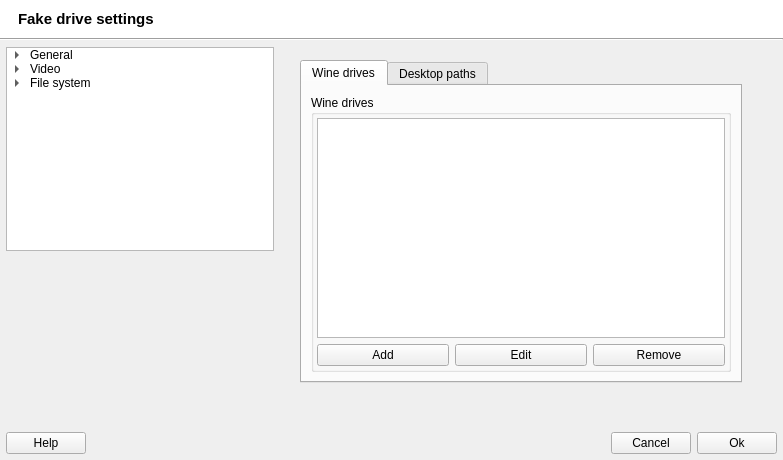
First picture: the form in src/q4wine-gui/uis/FakeDriveSettings.ui, repository brezerk/q4wine, before the edit.
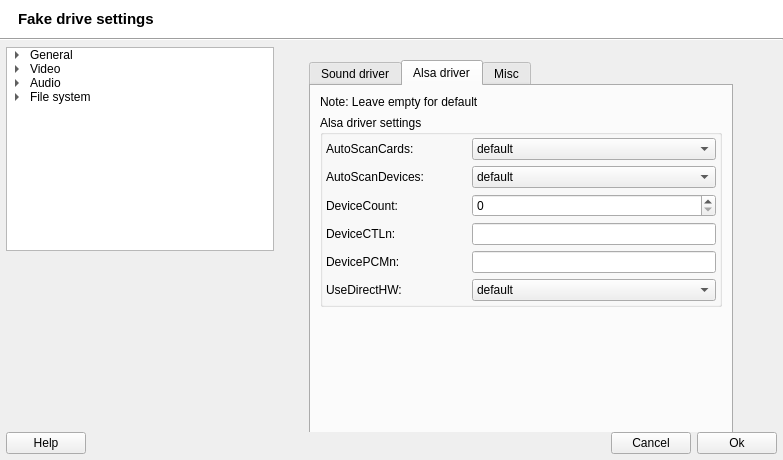
Second picture: the form after the edit. The open tabs and pages were chosen to show the change.

Commit message: Added: added a lot of registry keys for fake drive configuration dialog;

What changed in the file:
```diff
--- a/src/q4wine-gui/uis/FakeDriveSettings.ui
+++ b/src/q4wine-gui/uis/FakeDriveSettings.ui
@@ -299,6 +299,26 @@
            </property>
           </item>
          </item>
+         <item>
+          <property name="text">
+           <string>Audio</string>
+          </property>
+          <item>
+           <property name="text">
+            <string>Sound driver</string>
+           </property>
+          </item>
+          <item>
+           <property name="text">
+            <string>Alsa driver</string>
+           </property>
+          </item>
+          <item>
+           <property name="text">
+            <string>Misc</string>
+           </property>
+          </item>
+         </item>
          <item>
           <property name="text">
            <string>File system</string>
@@ -323,8 +343,8 @@
        <rect>
         <x>300</x>
         <y>10</y>
-        <width>451</width>
-        <height>341</height>
+        <width>442</width>
+        <height>429</height>
        </rect>
       </property>
       <property name="currentIndex">
@@ -1862,6 +1882,512 @@
         </item>
        </layout>
       </widget>
+      <widget class="QWidget" name="pageAudio">
+       <layout class="QVBoxLayout" name="verticalLayout_36">
+        <item>
+         <widget class="QTabWidget" name="tabwAudio">
+          <property name="currentIndex">
+           <number>2</number>
+          </property>
+          <widget class="QWidget" name="tab_11">
+           <attribute name="title">
+            <string>Sound driver</string>
+           </attribute>
+           <layout class="QVBoxLayout" name="verticalLayout_25">
+            <item>
+             <widget class="QLabel" name="label_71">
+              <property name="text">
+               <string>Note: Q4Wine do not check is selected driver avalible for current wine build or not. Use this option with care.</string>
+              </property>
+              <property name="wordWrap">
+               <bool>true</bool>
+              </property>
+             </widget>
+            </item>
+            <item>
+             <widget class="QGroupBox" name="groupBox_25">
+              <property name="autoFillBackground">
+               <bool>false</bool>
+              </property>
+              <property name="title">
+               <string>Current sound driver</string>
+              </property>
+              <layout class="QVBoxLayout" name="verticalLayout_27">
+               <property name="margin">
+                <number>3</number>
+               </property>
+               <item>
+                <widget class="QWidget" name="widget_76" native="true">
+                 <layout class="QHBoxLayout" name="_83">
+                  <property name="margin">
+                   <number>0</number>
+                  </property>
+                  <item>
+                   <widget class="QLabel" name="label_88">
+                    <property name="minimumSize">
+                     <size>
+                      <width>140</width>
+                      <height>0</height>
+                     </size>
+                    </property>
+                    <property name="maximumSize">
+                     <size>
+                      <width>140</width>
+                      <height>16777215</height>
+                     </size>
+                    </property>
+                    <property name="text">
+                     <string>Driver:</string>
+                    </property>
+                   </widget>
+                  </item>
+                  <item>
+                   <widget class="QComboBox" name="comboFakeSound_Driver">
+                    <item>
+                     <property name="text">
+                      <string notr="true">default</string>
+                     </property>
+                    </item>
+                    <item>
+                     <property name="text">
+                      <string>alsa</string>
+                     </property>
+                    </item>
+                    <item>
+                     <property name="text">
+                      <string>audioio</string>
+                     </property>
+                    </item>
+                    <item>
+                     <property name="text">
+                      <string>coreaudio</string>
+                     </property>
+                    </item>
+                    <item>
+                     <property name="text">
+                      <string>esd</string>
+                     </property>
+                    </item>
+                    <item>
+                     <property name="text">
+                      <string>jack</string>
+                     </property>
+                    </item>
+                    <item>
+                     <property name="text">
+                      <string>nas</string>
+                     </property>
+                    </item>
+                    <item>
+                     <property name="text">
+                      <string>oss</string>
+                     </property>
+                    </item>
+                    <item>
+                     <property name="text">
+                      <string>disabled</string>
+                     </property>
+                    </item>
+                   </widget>
+                  </item>
+                 </layout>
+                </widget>
+               </item>
+              </layout>
+             </widget>
+            </item>
+            <item>
+             <spacer name="verticalSpacer_8">
+              <property name="orientation">
+               <enum>Qt::Vertical</enum>
+              </property>
+              <property name="sizeHint" stdset="0">
+               <size>
+                <width>20</width>
+                <height>40</height>
+               </size>
+              </property>
+             </spacer>
+            </item>
+           </layout>
+          </widget>
+          <widget class="QWidget" name="tab_12">
+           <attribute name="title">
+            <string>Alsa driver</string>
+           </attribute>
+           <layout class="QVBoxLayout" name="verticalLayout_28">
+            <item>
+             <widget class="QLabel" name="label_56">
+              <property name="text">
+               <string>Note: Leave empty for default</string>
+              </property>
+              <property name="wordWrap">
+               <bool>true</bool>
+              </property>
+             </widget>
+            </item>
+            <item>
+             <widget class="QGroupBox" name="groupBox_15">
+              <property name="autoFillBackground">
+               <bool>false</bool>
+              </property>
+              <property name="title">
+               <string>Alsa driver settings</string>
+              </property>
+              <layout class="QVBoxLayout" name="verticalLayout_29">
+               <property name="margin">
+                <number>3</number>
+               </property>
+               <item>
+                <widget class="QWidget" name="widget_52" native="true">
+                 <layout class="QHBoxLayout" name="_57">
+                  <property name="margin">
+                   <number>0</number>
+                  </property>
+                  <item>
+                   <widget class="QLabel" name="label_57">
+                    <property name="minimumSize">
+                     <size>
+                      <width>140</width>
+                      <height>0</height>
+                     </size>
+                    </property>
+                    <property name="maximumSize">
+                     <size>
+                      <width>140</width>
+                      <height>16777215</height>
+                     </size>
+                    </property>
+                    <property name="text">
+                     <string>AutoScanCards:</string>
+                    </property>
+                   </widget>
+                  </item>
+                  <item>
+                   <widget class="QComboBox" name="comboFakeAlsa_asCards">
+                    <item>
+                     <property name="text">
+                      <string notr="true">default</string>
+                     </property>
+                    </item>
+                    <item>
+                     <property name="text">
+                      <string>Y</string>
+                     </property>
+                    </item>
+                    <item>
+                     <property name="text">
+                      <string>N</string>
+                     </property>
+                    </item>
+                   </widget>
+                  </item>
+                 </layout>
+                </widget>
+               </item>
+               <item>
+                <widget class="QWidget" name="widget_53" native="true">
+                 <layout class="QHBoxLayout" name="_58">
+                  <property name="margin">
+                   <number>0</number>
+                  </property>
+                  <item>
+                   <widget class="QLabel" name="label_58">
+                    <property name="minimumSize">
+                     <size>
+                      <width>140</width>
+                      <height>0</height>
+                     </size>
+                    </property>
+                    <property name="maximumSize">
+                     <size>
+                      <width>140</width>
+                      <height>16777215</height>
+                     </size>
+                    </property>
+                    <property name="text">
+                     <string>AutoScanDevices:</string>
+                    </property>
+                   </widget>
+                  </item>
+                  <item>
+                   <widget class="QComboBox" name="comboFakeAlsa_asDevices">
+                    <item>
+                     <property name="text">
+                      <string notr="true">default</string>
+                     </property>
+                    </item>
+                    <item>
+                     <property name="text">
+                      <string>Y</string>
+                     </property>
+                    </item>
+                    <item>
+                     <property name="text">
+                      <string>N</string>
+                     </property>
+                    </item>
+                   </widget>
+                  </item>
+                 </layout>
+                </widget>
+               </item>
+               <item>
+                <widget class="QWidget" name="widget_59" native="true">
+                 <layout class="QHBoxLayout" name="_59">
+                  <property name="margin">
+                   <number>0</number>
+                  </property>
+                  <item>
+                   <widget class="QLabel" name="label_66">
+                    <property name="minimumSize">
+                     <size>
+                      <width>140</width>
+                      <height>0</height>
+                     </size>
+                    </property>
+                    <property name="maximumSize">
+                     <size>
+                      <width>140</width>
+                      <height>16777215</height>
+                     </size>
+                    </property>
+                    <property name="text">
+                     <string>DeviceCount:</string>
+                    </property>
+                   </widget>
+                  </item>
+                  <item>
+                   <widget class="QSpinBox" name="sboxFakeAlsa_devCount">
+                    <property name="minimum">
+                     <number>0</number>
+                    </property>
+                   </widget>
+                  </item>
+                 </layout>
+                </widget>
+               </item>
+               <item>
+                <widget class="QWidget" name="widget_60" native="true">
+                 <layout class="QHBoxLayout" name="_62">
+                  <property name="margin">
+                   <number>0</number>
+                  </property>
+                  <item>
+                   <widget class="QLabel" name="label_68">
+                    <property name="minimumSize">
+                     <size>
+                      <width>140</width>
+                      <height>0</height>
+                     </size>
+                    </property>
+                    <property name="maximumSize">
+                     <size>
+                      <width>140</width>
+                      <height>16777215</height>
+                     </size>
+                    </property>
+                    <property name="text">
+                     <string>DeviceCTLn:</string>
+                    </property>
+                   </widget>
+                  </item>
+                  <item>
+                   <widget class="QLineEdit" name="txtFakeAlsa_CTLn"/>
+                  </item>
+                 </layout>
+                </widget>
+               </item>
+               <item>
+                <widget class="QWidget" name="widget_61" native="true">
+                 <layout class="QHBoxLayout" name="_67">
+                  <property name="margin">
+                   <number>0</number>
+                  </property>
+                  <item>
+                   <widget class="QLabel" name="label_69">
+                    <property name="minimumSize">
+                     <size>
+                      <width>140</width>
+                      <height>0</height>
+                     </size>
+                    </property>
+                    <property name="maximumSize">
+                     <size>
+                      <width>140</width>
+                      <height>16777215</height>
+                     </size>
+                    </property>
+                    <property name="text">
+                     <string>DevicePCMn:</string>
+                    </property>
+                   </widget>
+                  </item>
+                  <item>
+                   <widget class="QLineEdit" name="txtFakeAlsa_PCMn"/>
+                  </item>
+                 </layout>
+                </widget>
+               </item>
+               <item>
+                <widget class="QWidget" name="widget_62" native="true">
+                 <layout class="QHBoxLayout" name="_68">
+                  <property name="margin">
+                   <number>0</number>
+                  </property>
+                  <item>
+                   <widget class="QLabel" name="label_72">
+                    <property name="minimumSize">
+                     <size>
+                      <width>140</width>
+                      <height>0</height>
+                     </size>
+                    </property>
+                    <property name="maximumSize">
+                     <size>
+                      <width>140</width>
+                      <height>16777215</height>
+                     </size>
+                    </property>
+                    <property name="text">
+                     <string>UseDirectHW:</string>
+                    </property>
+                   </widget>
+                  </item>
+                  <item>
+                   <widget class="QComboBox" name="comboFakeAlsa_DirectHW">
+                    <item>
+                     <property name="text">
+                      <string notr="true">default</string>
+                     </property>
+                    </item>
+                    <item>
+                     <property name="text">
+                      <string>Y</string>
+                     </property>
+                    </item>
+                    <item>
+                     <property name="text">
+                      <string>N</string>
+                     </property>
+                    </item>
+                   </widget>
+                  </item>
+                 </layout>
+                </widget>
+               </item>
+              </layout>
+             </widget>
+            </item>
+            <item>
+             <spacer name="verticalSpacer_9">
+              <property name="orientation">
+               <enum>Qt::Vertical</enum>
+              </property>
+              <property name="sizeHint" stdset="0">
+               <size>
+                <width>20</width>
+                <height>71</height>
+               </size>
+              </property>
+             </spacer>
+            </item>
+           </layout>
+          </widget>
+          <widget class="QWidget" name="tab_13">
+           <attribute name="title">
+            <string>Misc</string>
+           </attribute>
+           <layout class="QVBoxLayout" name="verticalLayout_30">
+            <item>
+             <widget class="QLabel" name="label_74">
+              <property name="text">
+               <string>Note: Leave empty for default</string>
+              </property>
+              <property name="wordWrap">
+               <bool>true</bool>
+              </property>
+             </widget>
+            </item>
+            <item>
+             <widget class="QGroupBox" name="groupBox_3">
+              <property name="title">
+               <string>Misc options:</string>
+              </property>
+              <layout class="QVBoxLayout" name="verticalLayout_26">
+               <property name="margin">
+                <number>3</number>
+               </property>
+               <item>
+                <widget class="QLabel" name="label">
+                 <property name="text">
+                  <string>DirectSound workaround for bug #9612</string>
+                 </property>
+                </widget>
+               </item>
+               <item>
+                <widget class="QWidget" name="widget_63" native="true">
+                 <layout class="QHBoxLayout" name="_69">
+                  <property name="margin">
+                   <number>0</number>
+                  </property>
+                  <item>
+                   <widget class="QLabel" name="label_73">
+                    <property name="minimumSize">
+                     <size>
+                      <width>140</width>
+                      <height>0</height>
+                     </size>
+                    </property>
+                    <property name="maximumSize">
+                     <size>
+                      <width>140</width>
+                      <height>16777215</height>
+                     </size>
+                    </property>
+                    <property name="text">
+                     <string>MaxShadowSize:</string>
+                    </property>
+                   </widget>
+                  </item>
+                  <item>
+                   <widget class="QSpinBox" name="sboxFakeSound_shadow">
+                    <property name="minimum">
+                     <number>-1</number>
+                    </property>
+                    <property name="maximum">
+                     <number>255</number>
+                    </property>
+                    <property name="value">
+                     <number>-1</number>
+                    </property>
+                   </widget>
+                  </item>
+                 </layout>
+                </widget>
+               </item>
+              </layout>
+             </widget>
+            </item>
+            <item>
+             <spacer name="verticalSpacer_10">
+              <property name="orientation">
+               <enum>Qt::Vertical</enum>
+              </property>
+              <property name="sizeHint" stdset="0">
+               <size>
+                <width>20</width>
+                <height>272</height>
+               </size>
+              </property>
+             </spacer>
+            </item>
+           </layout>
+          </widget>
+         </widget>
+        </item>
+       </layout>
+      </widget>
       <widget class="QWidget" name="pageFileSystem">
        <layout class="QGridLayout" name="gridLayout_2">
         <property name="leftMargin">
```
Left out of the diff: 137 changed lines with no effect on the pictures. The commit also changes 1 other file.
